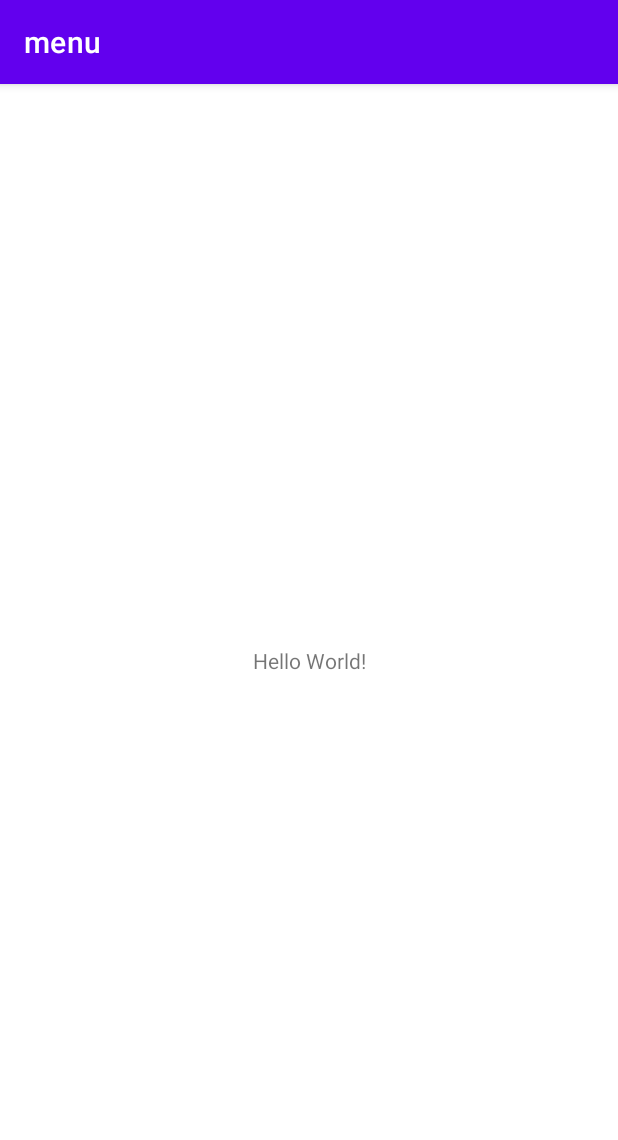
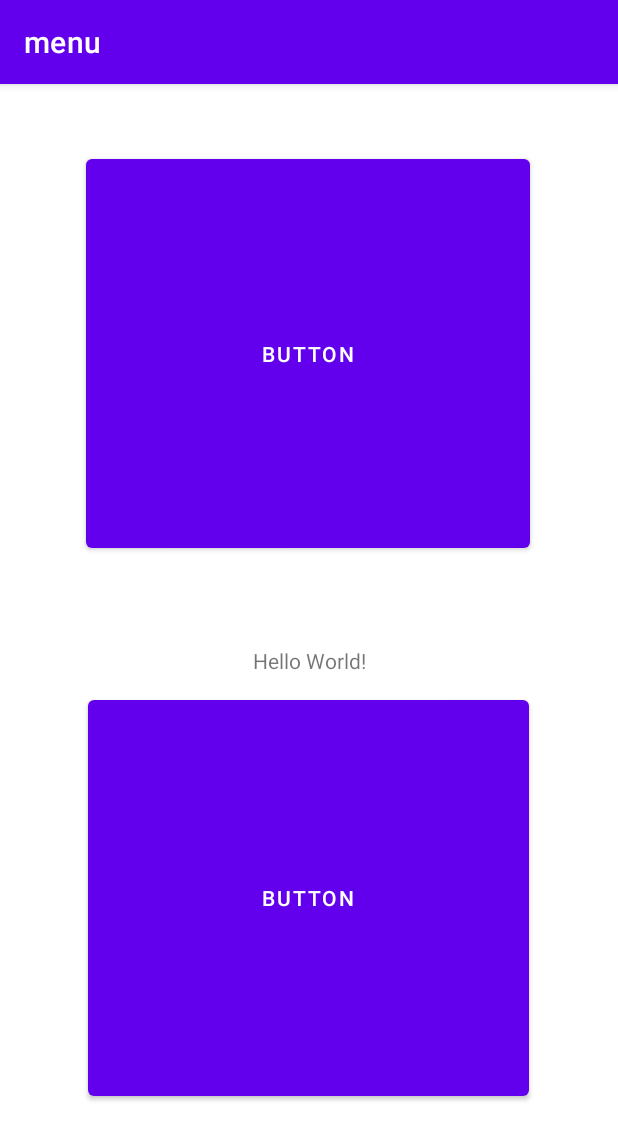
Before and after one commit to OCSMatsumoto/Sotsuken_B, an Android app: the screen it shows after launch (MainActivity), on a phone screen of 412 x 824 dp. Shown: the top 1140 px of the screen. Run offline under Robolectric (Android 15) with nearby library versions, the phone set to English and light mode, and no system bars.

Commit message:
Add files via upload

```diff
--- a/submit/report/menu/app/src/main/res/layout/activity_main.xml
+++ b/submit/report/menu/app/src/main/res/layout/activity_main.xml
@@ -7,6 +7,7 @@
     tools:context=".MainActivity">
 
     <TextView
+        android:id="@+id/textView"
         android:layout_width="wrap_content"
         android:layout_height="wrap_content"
         android:text="Hello World!"
@@ -15,4 +16,28 @@
         app:layout_constraintRight_toRightOf="parent"
         app:layout_constraintTop_toTopOf="parent" />
 
+    <Button
+        android:id="@+id/button"
+        android:layout_width="296dp"
+        android:layout_height="271dp"
+        android:text="Button"
+        app:layout_constraintBottom_toBottomOf="parent"
+        app:layout_constraintEnd_toEndOf="parent"
+        app:layout_constraintHorizontal_bias="0.495"
+        app:layout_constraintStart_toStartOf="parent"
+        app:layout_constraintTop_toTopOf="parent"
+        app:layout_constraintVertical_bias="0.089" />
+
+    <Button
+        android:id="@+id/button2"
+        android:layout_width="294dp"
+        android:layout_height="276dp"
+        android:text="Button"
+        app:layout_constraintBottom_toBottomOf="parent"
+        app:layout_constraintEnd_toEndOf="parent"
+        app:layout_constraintHorizontal_bias="0.496"
+        app:layout_constraintStart_toStartOf="parent"
+        app:layout_constraintTop_toTopOf="parent"
+        app:layout_constraintVertical_bias="0.822" />
+
 </androidx.constraintlayout.widget.ConstraintLayout>
```
